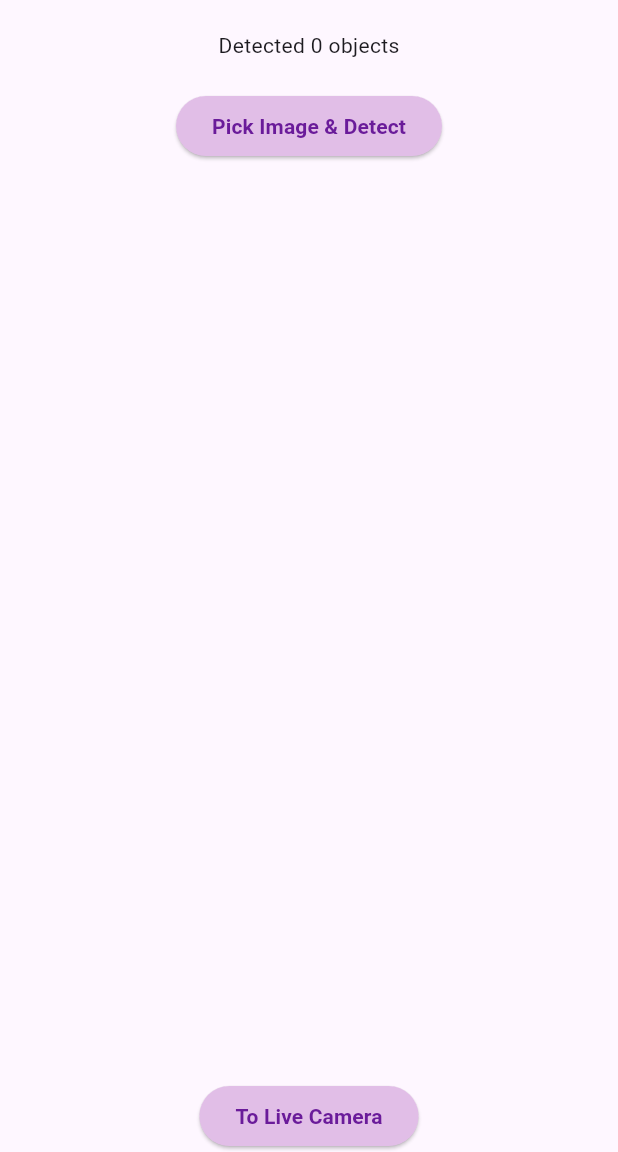
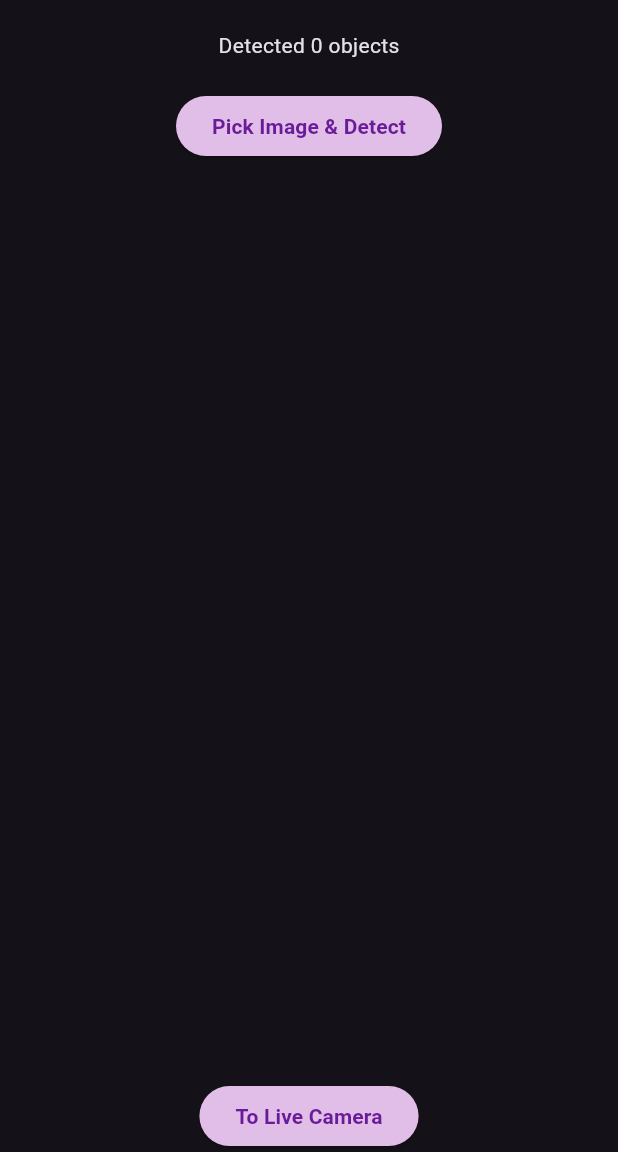
Before and after one commit to torrado-rionpaulo/malaia, a Flutter app: the screen it shows after launch, after a tap on "Pick Image & Detect", on a phone screen of 412 x 824 dp, the part 84-1236 px from its top. Run offline on Flutter 3.47's test engine with Material 3 defaults, Android fonts, the phone set to English and light mode, and no system bars; our stand-ins replace image_picker; missing offline and left inert: ultralytics_yolo.

Commit message:
updated main.dart for optimization

```diff
--- a/lib/main.dart
+++ b/lib/main.dart
@@ -4,11 +4,19 @@ import 'package:ultralytics_yolo/yolo_view.dart';
 import 'package:image_picker/image_picker.dart';
 import 'dart:io';
 
+YOLO? _yolo;
+
 void main() {
-  runApp(
-    MaterialApp(
+  runApp(const MyApp());
+}
+
+class MyApp extends StatelessWidget {
+  const MyApp({super.key});
+
+  @override
+  Widget build(BuildContext context) {
+    return MaterialApp(
       title: 'MALAIA',
-      home: ImagePick(),
       theme: ThemeData(
         brightness: Brightness.dark,
         useMaterial3: true,
@@ -27,8 +35,9 @@ void main() {
           ),
         ),
       ),
-    )
+      home: const ImagePick(),
     );
+  }
 }
 
 class ImagePick extends StatefulWidget {
@@ -39,8 +48,6 @@ class ImagePick extends StatefulWidget {
 }
 
 class _ImagePickState extends State<ImagePick> {
-
-  YOLO? yolo;
   File? selectedImage;
   List<dynamic> results = [];
   bool isLoading = false;
@@ -48,22 +55,23 @@ class _ImagePickState extends State<ImagePick> {
   @override
   void initState() {
     super.initState();
-    loadYOLO();
+    _loadYOLOModel();
   }
 
-  Future<void> loadYOLO() async {
+  Future<void> _loadYOLOModel() async {
+    if (_yolo == null) {
       setState(() => isLoading = true);
-
-    yolo = YOLO(
+      _yolo = YOLO(
         modelPath: 'malaia_v8s.tflite',
         task: YOLOTask.detect,
       );
-
-    await yolo!.loadModel();
+      await _yolo!.loadModel();
       setState(() => isLoading = false);
     }
+  }
 
-  Future<void> pickAndDetect() async {
+  Future<void> _pickAndDetect() async {
+    if (_yolo == null) return;
     final picker = ImagePicker();
     final image = await picker.pickImage(source: ImageSource.gallery);
 
@@ -73,32 +81,38 @@ class _ImagePickState extends State<ImagePick> {
         isLoading = true;
       });
 
+      try {
         final imageBytes = await selectedImage!.readAsBytes();
-      final detectionResults = await yolo!.predict(imageBytes);
+        final detectionResults = await _yolo!.predict(imageBytes);
 
         setState(() {
           results = detectionResults['boxes'] ?? [];
           isLoading = false;
         });
+      } catch (e) {
+        print('Error during detection: $e');
+        setState(() {
+          isLoading = false;
+        });
+      }
     }
   }
 
   @override
   Widget build(BuildContext context) {
-    return MaterialApp(
-      home: Scaffold(
+    return Scaffold(
       appBar: AppBar(
         iconTheme: IconThemeData(color: Colors.purple[800]),
         title: Text(
           'MALAIA Image Picker',
-            style: Theme.of(context).textTheme.titleLarge!
+          style: Theme.of(context).textTheme.titleLarge!,
         ),
         backgroundColor: Colors.purple[100],
       ),
       drawer: Drawer(
         child: ListView(
           padding: EdgeInsets.zero,
-          children: <Widget>[ // Added type argument
+          children: <Widget>[
             SizedBox(
               height: 60,
               child: DrawerHeader(
@@ -107,11 +121,11 @@ class _ImagePickState extends State<ImagePick> {
                 ),
                 child: Text(
                   'MALAIA Info',
-                  style: Theme.of(context).textTheme.titleMedium!
+                  style: Theme.of(context).textTheme.titleMedium!,
                 ),
               ),
             ),
-            ListTile(
+            const ListTile(
               title: Text('(Insert information about research and application)'),
             ),
           ],
@@ -126,27 +140,23 @@ class _ImagePickState extends State<ImagePick> {
                 height: 300,
                 child: Image.file(selectedImage!),
               ),
-
-              SizedBox(height: 20),
-
+            const SizedBox(height: 20),
             if (isLoading)
-                CircularProgressIndicator()
+              const CircularProgressIndicator()
             else
               Text('Detected ${results.length} objects'),
-
-              SizedBox(height: 20),
-
+            const SizedBox(height: 20),
             ElevatedButton(
               style: ElevatedButton.styleFrom(
                 backgroundColor: Colors.purple[100],
               ),
-                onPressed: yolo != null ? pickAndDetect : null,
-                child: Text('Pick Image & Detect', style: Theme.of(context).textTheme.titleSmall!),
+              onPressed: _yolo != null ? _pickAndDetect : null,
+              child: Text(
+                'Pick Image & Detect',
+                style: Theme.of(context).textTheme.titleSmall!,
               ),
-
-              SizedBox(height: 20),
-
-              // Show detection results
+            ),
+            const SizedBox(height: 20),
             Expanded(
               child: ListView.builder(
                 itemCount: results.length,
@@ -155,13 +165,12 @@ class _ImagePickState extends State<ImagePick> {
                   return ListTile(
                     title: Text(detection['class'] ?? 'Unknown'),
                     subtitle: Text(
-                        'Confidence: ${(detection['confidence'] * 100).toStringAsFixed(1)}%'
+                      'Confidence: ${(detection['confidence'] * 100).toStringAsFixed(1)}%',
                     ),
                   );
                 },
               ),
             ),
-
             Align(
               alignment: AlignmentDirectional.bottomCenter,
               child: ElevatedButton(
@@ -185,7 +194,6 @@ class _ImagePickState extends State<ImagePick> {
           ],
         ),
       ),
-      ),
     );
   }
 }
@@ -197,8 +205,8 @@ class LiveCam extends StatefulWidget {
   _LiveCamState createState() => _LiveCamState();
 }
 
-class _LiveCamState extends State<LiveCam> {
-  late YOLOViewController controller;
+class _LiveCamState extends State<LiveCam> with TickerProviderStateMixin {
+  late final YOLOViewController controller;
   List<YOLOResult> currentResults = [];
 
   @override
@@ -208,21 +216,25 @@ class _LiveCamState extends State<LiveCam> {
   }
 
   @override
+  void dispose() {
+    super.dispose();
+  }
+
+  @override
   Widget build(BuildContext context) {
-    return MaterialApp(
-      home: Scaffold(
+    return Scaffold(
       appBar: AppBar(
         iconTheme: IconThemeData(color: Colors.purple[800]),
         title: Text(
-            'MALAIA Image Picker',
-            style: Theme.of(context).textTheme.titleLarge!
+          'MALAIA Live Camera',
+          style: Theme.of(context).textTheme.titleLarge!,
         ),
         backgroundColor: Colors.purple[100],
       ),
       drawer: Drawer(
         child: ListView(
           padding: EdgeInsets.zero,
-          children: <Widget>[ // Added type argument
+          children: <Widget>[
             SizedBox(
               height: 60,
               child: DrawerHeader(
@@ -231,11 +243,11 @@ class _LiveCamState extends State<LiveCam> {
                 ),
                 child: Text(
                   'MALAIA Info',
-                  style: Theme.of(context).textTheme.titleMedium!
+                  style: Theme.of(context).textTheme.titleMedium!,
                 ),
               ),
             ),
-            ListTile(
+            const ListTile(
               title: Text('(Insert information about research and application)'),
             ),
           ],
@@ -243,7 +255,6 @@ class _LiveCamState extends State<LiveCam> {
       ),
       body: Stack(
         children: [
-          // Camera view with YOLO processing
           YOLOView(
             modelPath: 'malaia_v8s.tflite',
             task: YOLOTask.detect,
@@ -263,20 +274,17 @@ class _LiveCamState extends State<LiveCam> {
               print('Processing time: ${metrics.processingTimeMs.toStringAsFixed(1)}ms');
             },
           ),
-
-          // Overlay UI
           Positioned(
             top: 50,
             left: 20,
             child: Container(
-              padding: EdgeInsets.all(10),
+              padding: const EdgeInsets.all(10),
               decoration: BoxDecoration(
                 color: Colors.black54,
                 borderRadius: BorderRadius.circular(10),
               ),
             ),
           ),
-
           Align(
             alignment: AlignmentDirectional.bottomCenter,
             child: ElevatedButton(
@@ -285,21 +293,15 @@ class _LiveCamState extends State<LiveCam> {
               ),
               child: Text(
                 'To Image Picker',
-                style: Theme.of(context).textTheme.titleSmall!
+                style: Theme.of(context).textTheme.titleSmall!,
               ),
               onPressed: () {
-                Navigator.push(
-                  context,
-                    MaterialPageRoute<void>(
-                    builder: (context) => const ImagePick(),
-                  ),
-                );
+                Navigator.pop(context);
               },
             ),
           ),
         ],
       ),
-      )
     );
   }
 }
```
Lines whose indentation alone changed are shown as unchanged.
